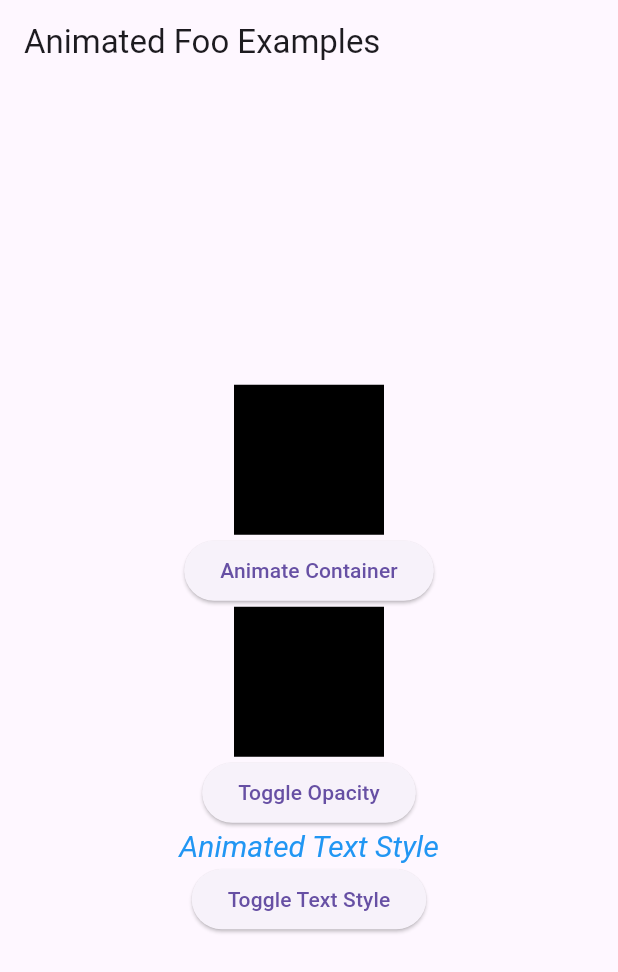
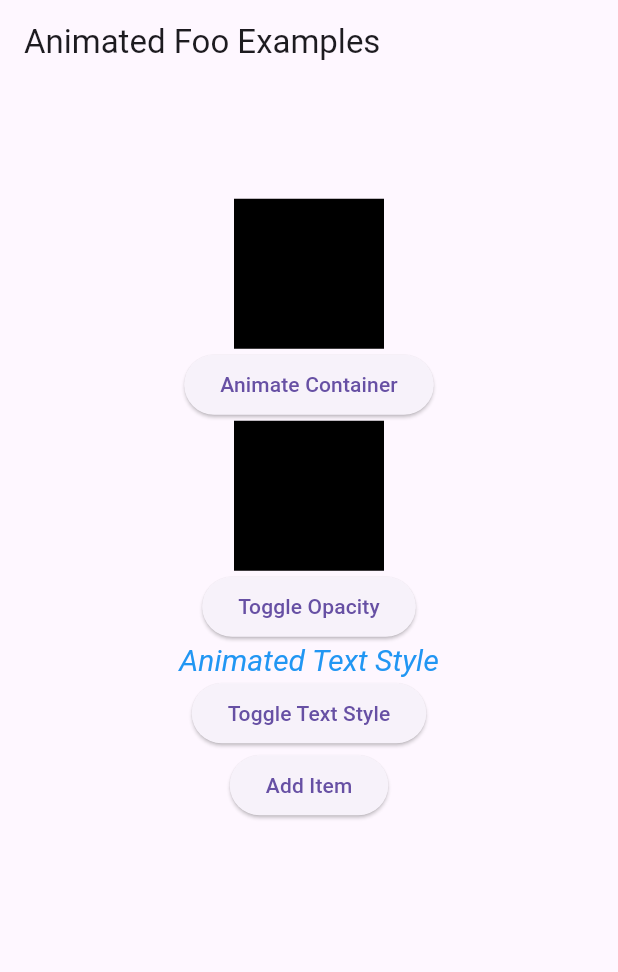
Before and after one commit to david-tawfik/flutter_animation, a Flutter app: the screen it shows after launch, on a phone screen of 412 x 824 dp. Shown: the top 972 px of the screen. Run offline on Flutter 3.47's test engine with Material 3 defaults, Android fonts, the phone set to English and light mode, and no system bars.

Commit message:
finished task 4 (animated list)

```diff
--- a/lib/main.dart
+++ b/lib/main.dart
@@ -29,6 +29,8 @@ class _AnimatedFooExampleState extends State<AnimatedFooExample> {
   Color _color = Colors.black;
   double _opacity = 1.0;
   bool _isToggled = false;
+  final GlobalKey<AnimatedListState> _listKey = GlobalKey<AnimatedListState>();
+  final List<String> _items = [];
 
   void _animateContainer() {
     setState(() {
@@ -52,9 +54,43 @@ class _AnimatedFooExampleState extends State<AnimatedFooExample> {
     });
   }
 
+  void _addItem() {
+    setState(() {
+      _items.insert(0, "Item ${_items.length + 1}");
+      _listKey.currentState?.insertItem(0, duration: const Duration(seconds: 1));
+    });
+  }
+
+  void _removeItem(int index) {
+    setState(() {
+      String removedItem = _items.removeAt(index);
+      _listKey.currentState?.removeItem(
+        index,
+        (context, animation) => _buildItem(removedItem, animation),
+        duration: const Duration(seconds: 1),
+      );
+    });
+  }
+
+  Widget _buildItem(String item, Animation<double> animation) {
+    return SizeTransition(
+      sizeFactor: animation,
+      child: ListTile(
+        title: Text(item),
+        trailing: IconButton(
+          icon: Icon(Icons.delete),
+          onPressed: () {
+            _removeItem(_items.indexOf(item));
+          },
+        ),
+      ),
+    );
+  }
+
   @override
   Widget build(BuildContext context) {
-    return Column(
+    return SingleChildScrollView(
+      child: Column(
         mainAxisAlignment: MainAxisAlignment.center,
         children: [
           AnimatedContainer(
@@ -102,7 +138,22 @@ class _AnimatedFooExampleState extends State<AnimatedFooExample> {
             onPressed: _toggleTextStyle,
             child: const Text('Toggle Text Style'),
           ),
+          ElevatedButton(
+              onPressed: _addItem,
+              child: Text('Add Item'),
+            ),
+          SizedBox(
+              height: 200,
+              child: AnimatedList(
+                key: _listKey,
+                initialItemCount: _items.length,
+                itemBuilder: (context, index, animation) {
+                  return _buildItem(_items[index], animation);
+                },
+              ),
+            ),
         ],
+      ),
     );
   }
 }
```
Lines whose indentation alone changed are shown as unchanged.
